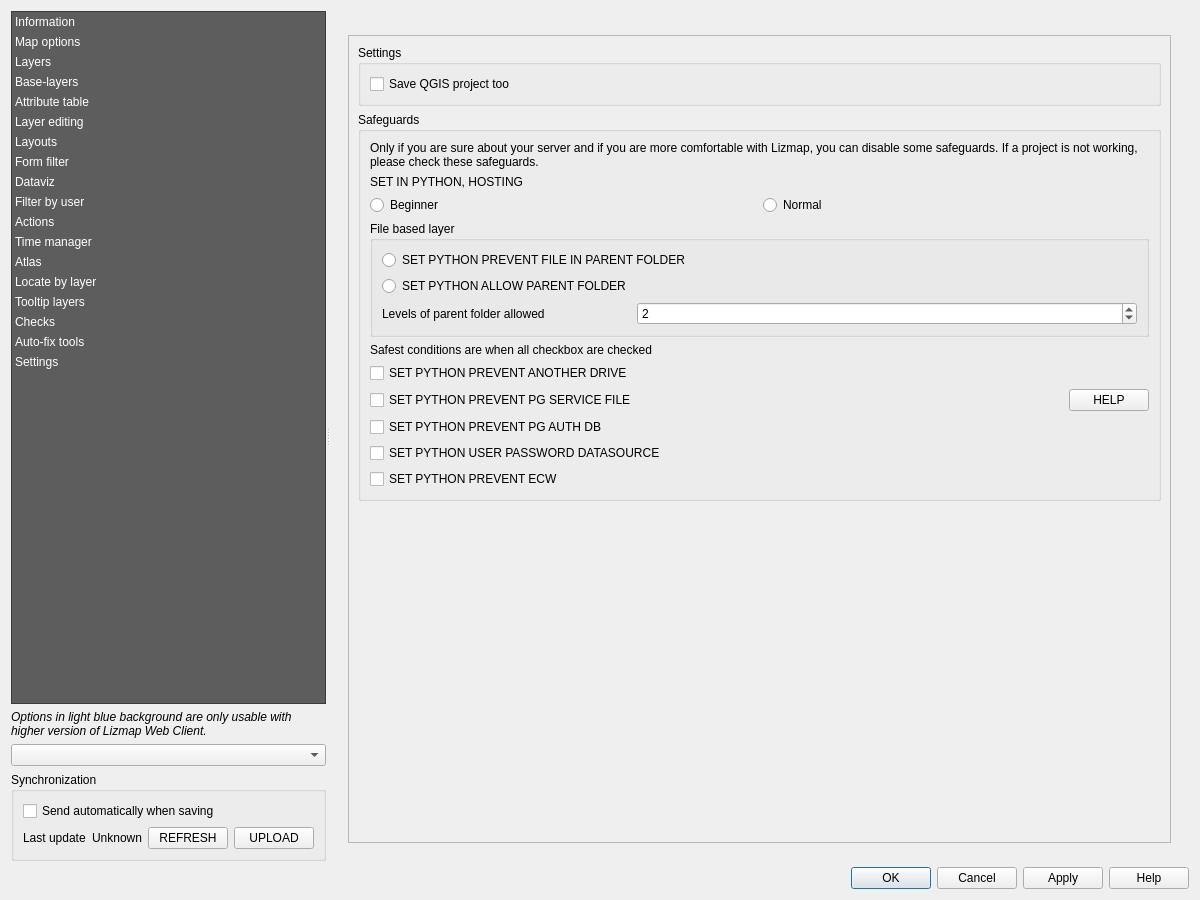
Before: the Qt Designer form lizmap/resources/ui/ui_lizmap.ui in 3liz/lizmap-plugin, drawn with Qt 5.
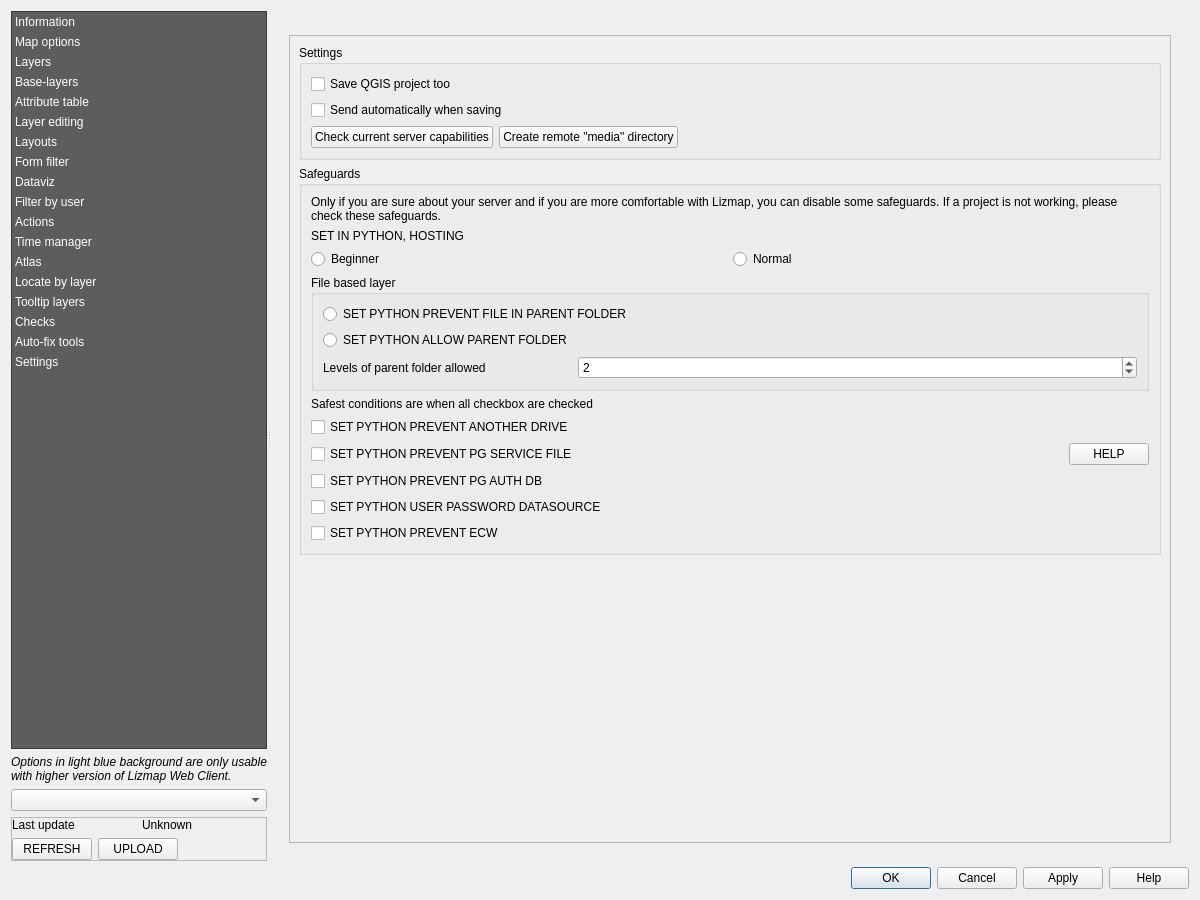
After: the same form once the commit is applied. The open tabs and pages were chosen to show the change. Custom widgets are drawn as their Qt base class.

Commit message: Allow to create media directory and to upload files in media

Diff of the .ui file:
```diff
--- a/lizmap/resources/ui/ui_lizmap.ui
+++ b/lizmap/resources/ui/ui_lizmap.ui
@@ -209,18 +209,26 @@
         <widget class="QComboBox" name="repository_combo"/>
        </item>
        <item>
-        <widget class="QGroupBox" name="webdav_groupbox">
-         <property name="title">
-          <string>Synchronization</string>
+        <widget class="QFrame" name="webdav_frame">
+         <property name="frameShape">
+          <enum>QFrame::StyledPanel</enum>
          </property>
-         <layout class="QVBoxLayout" name="verticalLayout_8">
-          <item>
-           <widget class="QCheckBox" name="send_webdav">
-            <property name="text">
-             <string>Send automatically when saving</string>
-            </property>
-           </widget>
-          </item>
+         <property name="frameShadow">
+          <enum>QFrame::Raised</enum>
+         </property>
+         <layout class="QVBoxLayout" name="verticalLayout_14">
+          <property name="leftMargin">
+           <number>0</number>
+          </property>
+          <property name="topMargin">
+           <number>0</number>
+          </property>
+          <property name="rightMargin">
+           <number>0</number>
+          </property>
+          <property name="bottomMargin">
+           <number>0</number>
+          </property>
           <item>
            <layout class="QHBoxLayout" name="horizontalLayout_11">
             <item>
@@ -237,6 +245,10 @@
               </property>
              </widget>
             </item>
+           </layout>
+          </item>
+          <item>
+           <layout class="QHBoxLayout" name="horizontalLayout_18">
             <item>
              <widget class="QPushButton" name="button_refresh_date_webdav">
               <property name="sizePolicy">
@@ -263,6 +275,19 @@
               </property>
              </widget>
             </item>
+            <item>
+             <spacer name="horizontalSpacer_8">
+              <property name="orientation">
+               <enum>Qt::Horizontal</enum>
+              </property>
+              <property name="sizeHint" stdset="0">
+               <size>
+                <width>40</width>
+                <height>20</height>
+               </size>
+              </property>
+             </spacer>
+            </item>
            </layout>
           </item>
          </layout>
@@ -4687,6 +4712,44 @@
                     </property>
                    </widget>
                   </item>
+                  <item>
+                   <widget class="QCheckBox" name="send_webdav">
+                    <property name="text">
+                     <string>Send automatically when saving</string>
+                    </property>
+                   </widget>
+                  </item>
+                  <item>
+                   <layout class="QHBoxLayout" name="horizontalLayout_13">
+                    <item>
+                     <widget class="QPushButton" name="button_check_capabilities">
+                      <property name="text">
+                       <string>Check current server capabilities</string>
+                      </property>
+                     </widget>
+                    </item>
+                    <item>
+                     <widget class="QPushButton" name="button_create_media">
+                      <property name="text">
+                       <string>Create remote &quot;media&quot; directory</string>
+                      </property>
+                     </widget>
+                    </item>
+                    <item>
+                     <spacer name="horizontalSpacer_6">
+                      <property name="orientation">
+                       <enum>Qt::Horizontal</enum>
+                      </property>
+                      <property name="sizeHint" stdset="0">
+                       <size>
+                        <width>40</width>
+                        <height>20</height>
+                       </size>
+                      </property>
+                     </spacer>
+                    </item>
+                   </layout>
+                  </item>
                  </layout>
                 </widget>
                </item>
```
Left out of the diff: 8 changed lines with no effect on the pictures. The commit also changes 4 other files.
